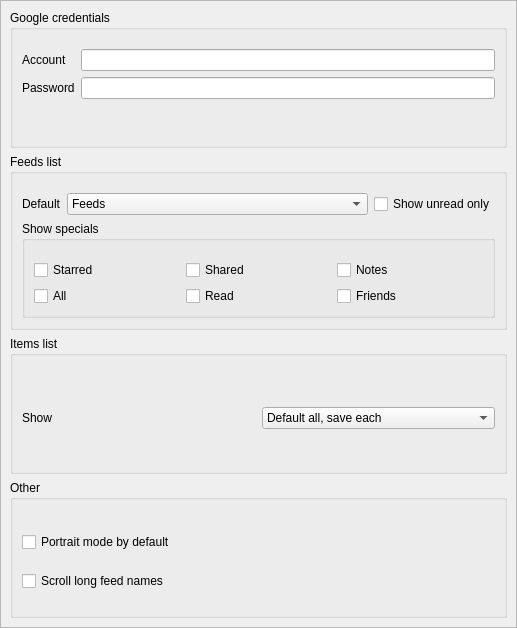
This is src/views/maemo5/ui/settings.ui in twidi/GRead as Qt 5 draws it before an edit. The edited form follows.
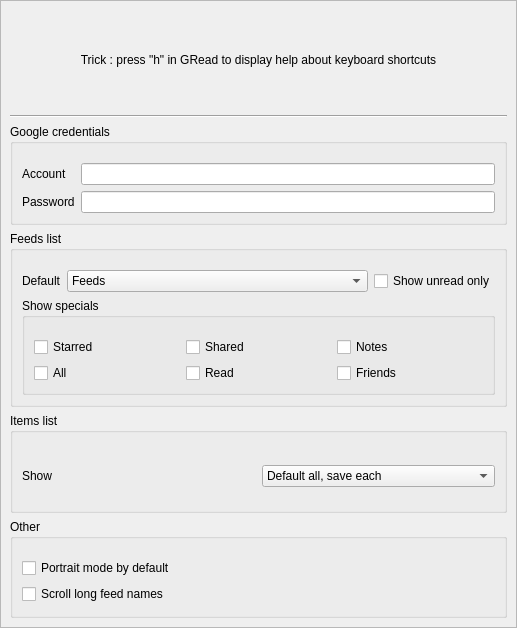
This is the edited form.

Commit message: press H to display help about keyboard shortcuts

```diff
--- a/src/views/maemo5/ui/settings.ui
+++ b/src/views/maemo5/ui/settings.ui
@@ -33,14 +33,34 @@
        <rect>
         <x>0</x>
         <y>0</y>
-        <width>513</width>
-        <height>624</height>
+        <width>812</width>
+        <height>709</height>
        </rect>
       </property>
       <layout class="QVBoxLayout" name="verticalLayout_4">
        <property name="leftMargin">
         <number>9</number>
        </property>
+       <item>
+        <widget class="QLabel" name="Trick">
+         <property name="text">
+          <string>Trick : press &quot;h&quot; in GRead to display help about keyboard shortcuts</string>
+         </property>
+         <property name="textFormat">
+          <enum>Qt::PlainText</enum>
+         </property>
+         <property name="alignment">
+          <set>Qt::AlignCenter</set>
+         </property>
+        </widget>
+       </item>
+       <item>
+        <widget class="Line" name="line">
+         <property name="orientation">
+          <enum>Qt::Horizontal</enum>
+         </property>
+        </widget>
+       </item>
        <item>
         <widget class="QGroupBox" name="groupGoogle">
          <property name="title">
```
The commit also changes 11 other files.
